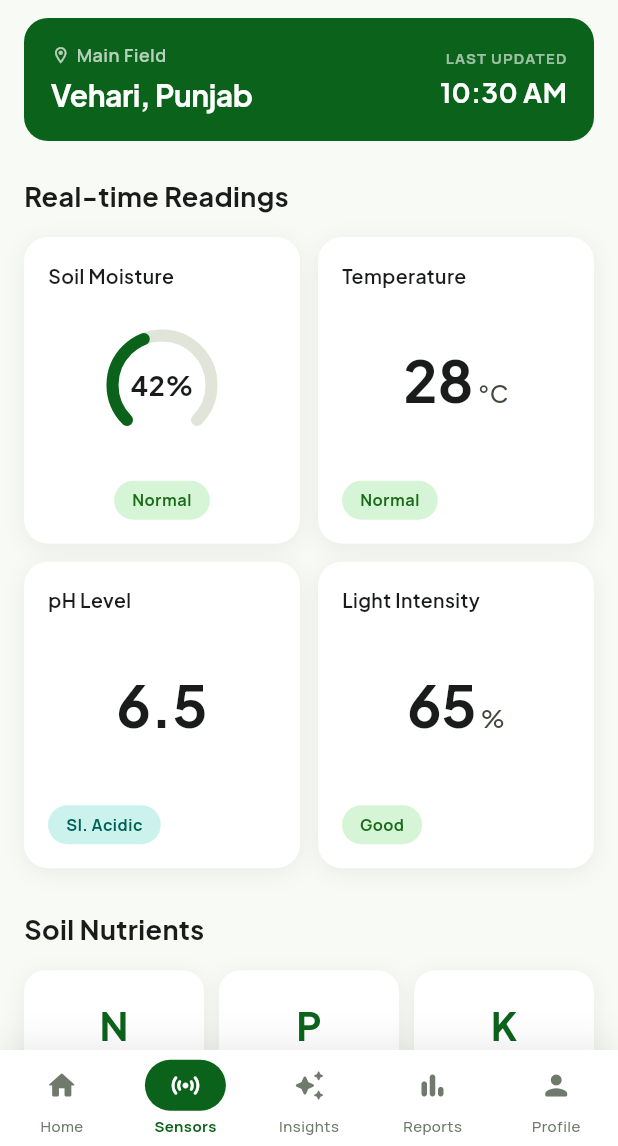
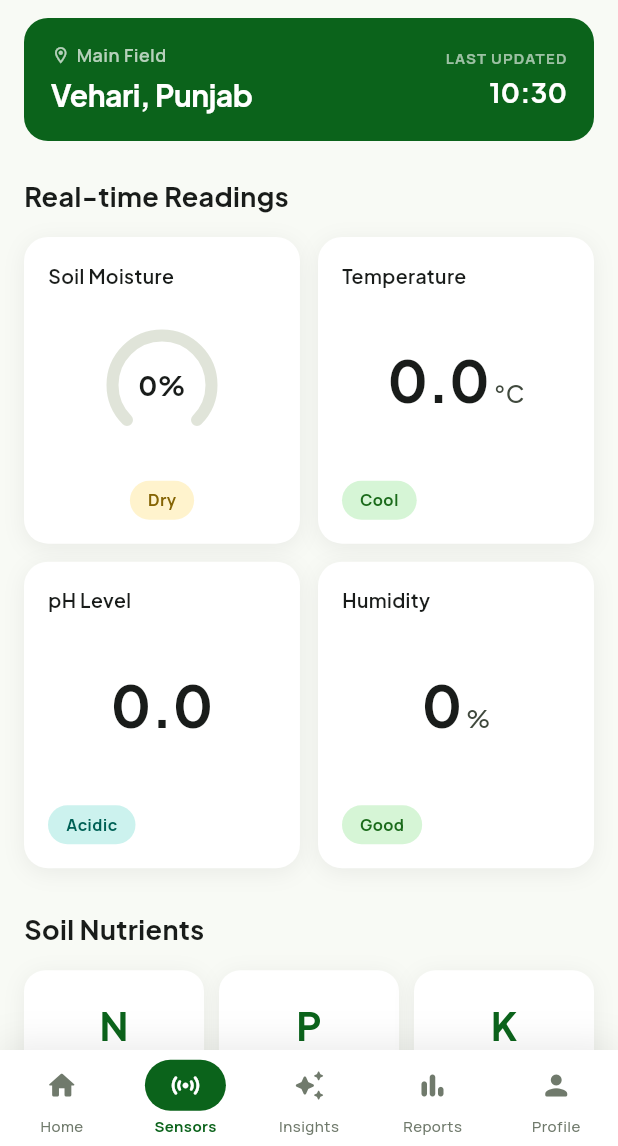
Before and after one commit to aleeza-javed/SmartCrop, a Flutter app: the DashboardScreen screen opened directly, after a tap on "View All", on a phone screen of 412 x 824 dp, the part 90-1236 px from its top. Run offline on Flutter 3.47's test engine with Material 3 defaults, Android fonts, the light colour scheme and no system bars; our stand-ins replace firebase_auth, firebase_core, firebase_database, google_fonts, google_sign_in, image_picker and 1 more; accounts and stored records are empty; network calls fail.

Commit message:
Integrate Firebase Realtime Database for live IoT sensor data on dashboard and sensors tab

```diff
--- /dev/null
+++ b/lib/models/sensor_data.dart
@@ -0,0 +1,76 @@
+class SensorData {
+  final double airHumidity;
+  final double airTemp;
+  final double ec;
+  final double k;
+  final double n;
+  final double p;
+  final double rainPercent;
+  final double soilHumidity;
+  final double soilMoisturePercent;
+  final double soilTemp;
+  final double pH;
+
+  const SensorData({
+    required this.airHumidity,
+    required this.airTemp,
+    required this.ec,
+    required this.k,
+    required this.n,
+    required this.p,
+    required this.rainPercent,
+    required this.soilHumidity,
+    required this.soilMoisturePercent,
+    required this.soilTemp,
+    required this.pH,
+  });
+
+  factory SensorData.fromJson(Map<dynamic, dynamic> json) {
+    return SensorData(
+      airHumidity: (json['AirHumidity'] as num?)?.toDouble() ?? 0,
+      airTemp: (json['AirTemp'] as num?)?.toDouble() ?? 0,
+      ec: (json['EC'] as num?)?.toDouble() ?? 0,
+      k: (json['K'] as num?)?.toDouble() ?? 0,
+      n: (json['N'] as num?)?.toDouble() ?? 0,
+      p: (json['P'] as num?)?.toDouble() ?? 0,
+      rainPercent: (json['RainPercent'] as num?)?.toDouble() ?? 0,
+      soilHumidity: (json['SoilHumidity'] as num?)?.toDouble() ?? 0,
+      soilMoisturePercent: (json['SoilMoisturePercent'] as num?)?.toDouble() ?? 0,
+      soilTemp: (json['SoilTemp'] as num?)?.toDouble() ?? 0,
+      pH: (json['pH'] as num?)?.toDouble() ?? 0,
+    );
+  }
+
+  Map<String, dynamic> toJson() => {
+    'AirHumidity': airHumidity,
+    'AirTemp': airTemp,
+    'EC': ec,
+    'K': k,
+    'N': n,
+    'P': p,
+    'RainPercent': rainPercent,
+    'SoilHumidity': soilHumidity,
+    'SoilMoisturePercent': soilMoisturePercent,
+    'SoilTemp': soilTemp,
+    'pH': pH,
+  };
+}
+
+enum MoistureStatus { optimal, low, dry }
+enum NutrientStatus { adequate, low, high }
+
+extension MoistureStatusX on double {
+  MoistureStatus toMoistureStatus() {
+    if (this >= 40) return MoistureStatus.optimal;
+    if (this >= 20) return MoistureStatus.low;
+    return MoistureStatus.dry;
+  }
+}
+
+extension NutrientLevelX on double {
+  NutrientStatus toNutrientStatus() {
+    if (this >= 20) return NutrientStatus.adequate;
+    if (this >= 10) return NutrientStatus.low;
+    return NutrientStatus.high;
+  }
+}
--- a/lib/screens/dashboard_screen.dart
+++ b/lib/screens/dashboard_screen.dart
@@ -1,7 +1,10 @@
+import 'dart:async';
 import 'package:flutter/material.dart';
 import 'package:flutter/services.dart';
 import 'package:google_fonts/google_fonts.dart';
 import 'package:firebase_auth/firebase_auth.dart';
+import '../models/sensor_data.dart';
+import '../services/sensor_service.dart';
 import '../theme/app_colors.dart';
 import 'sensors_screen.dart';
 import 'insights_tab.dart';
@@ -22,6 +25,9 @@ class DashboardScreen extends StatefulWidget {
 
 class _DashboardScreenState extends State<DashboardScreen> {
   int _selectedTab = 0;
+  final SensorService _sensorService = SensorService();
+  SensorData? _sensorData;
+  StreamSubscription<SensorData>? _subscription;
 
   @override
   void initState() {
@@ -30,6 +36,15 @@ class _DashboardScreenState extends State<DashboardScreen> {
       statusBarColor: Colors.transparent,
       statusBarIconBrightness: Brightness.dark,
     ));
+    _subscription = _sensorService.sensorDataStream().listen((data) {
+      if (mounted) setState(() => _sensorData = data);
+    });
+  }
+
+  @override
+  void dispose() {
+    _subscription?.cancel();
+    super.dispose();
   }
 
   @override
@@ -42,7 +57,10 @@ class _DashboardScreenState extends State<DashboardScreen> {
           _TopBar(topPad: topPad),
           Expanded(
             child: switch (_selectedTab) {
-              0 => _HomeTab(onViewSensors: () => setState(() => _selectedTab = 1)),
+              0 => _HomeTab(
+                  sensorData: _sensorData,
+                  onViewSensors: () => setState(() => _selectedTab = 1),
+                ),
               1 => const SensorsTab(),
               2 => const InsightsTab(),
               3 => const ReportsTab(),
@@ -91,25 +109,28 @@ class _DashboardScreenState extends State<DashboardScreen> {
 // ─── Home Tab ────────────────────────────────────────────────────────────────
 
 class _HomeTab extends StatelessWidget {
+  final SensorData? sensorData;
   final VoidCallback onViewSensors;
-  const _HomeTab({required this.onViewSensors});
+  const _HomeTab({required this.sensorData, required this.onViewSensors});
 
   @override
   Widget build(BuildContext context) {
+    final data = sensorData;
+
     return SingleChildScrollView(
       padding: const EdgeInsets.only(bottom: 32),
       child: Column(
         crossAxisAlignment: CrossAxisAlignment.start,
         children: [
           const SizedBox(height: 24),
-          const Padding(
-            padding: EdgeInsets.symmetric(horizontal: 16),
-            child: _GreetingWeatherRow(),
+          Padding(
+            padding: const EdgeInsets.symmetric(horizontal: 16),
+            child: _GreetingWeatherRow(airTemp: data?.airTemp),
           ),
           const SizedBox(height: 24),
-          const Padding(
-            padding: EdgeInsets.symmetric(horizontal: 16),
-            child: _MainFieldCard(),
+          Padding(
+            padding: const EdgeInsets.symmetric(horizontal: 16),
+            child: _MainFieldCard(sensorData: data),
           ),
           const SizedBox(height: 28),
           Padding(
@@ -142,7 +163,10 @@ class _HomeTab extends StatelessWidget {
           const SizedBox(height: 14),
           Padding(
             padding: const EdgeInsets.symmetric(horizontal: 16),
-            child: _FieldOverviewRow(onTap: onViewSensors),
+            child: _FieldOverviewRow(
+              sensorData: data,
+              onTap: onViewSensors,
+            ),
           ),
           const SizedBox(height: 28),
           Padding(
@@ -162,9 +186,9 @@ class _HomeTab extends StatelessWidget {
             child: _AiRecommendationCard(),
           ),
           const SizedBox(height: 28),
-          const Padding(
-            padding: EdgeInsets.symmetric(horizontal: 16),
-            child: _StatusAlert(),
+          Padding(
+            padding: const EdgeInsets.symmetric(horizontal: 16),
+            child: _StatusAlert(sensorData: data),
           ),
         ],
       ),
@@ -242,10 +266,12 @@ class _TopBar extends StatelessWidget {
 // ─── Greeting + Weather Row ───────────────────────────────────────────────────
 
 class _GreetingWeatherRow extends StatelessWidget {
-  const _GreetingWeatherRow();
+  final double? airTemp;
+  const _GreetingWeatherRow({this.airTemp});
 
   @override
   Widget build(BuildContext context) {
+    final temp = airTemp ?? 28;
     return Row(
       crossAxisAlignment: CrossAxisAlignment.center,
       children: [
@@ -314,7 +340,7 @@ class _GreetingWeatherRow extends StatelessWidget {
               ),
               const SizedBox(height: 8),
               Text(
-                '28°C',
+                '${temp.toStringAsFixed(0)}°C',
                 style: GoogleFonts.plusJakartaSans(
                   fontSize: 18,
                   fontWeight: FontWeight.w700,
@@ -323,7 +349,7 @@ class _GreetingWeatherRow extends StatelessWidget {
               ),
               const SizedBox(height: 2),
               Text(
-                'Partly\nCloudy',
+                temp >= 30 ? 'Warm' : 'Partly\nCloudy',
                 style: GoogleFonts.manrope(
                   fontSize: 11,
                   fontWeight: FontWeight.w600,
@@ -343,10 +369,25 @@ class _GreetingWeatherRow extends StatelessWidget {
 // ─── Main Field Card ──────────────────────────────────────────────────────────
 
 class _MainFieldCard extends StatelessWidget {
-  const _MainFieldCard();
+  final SensorData? sensorData;
+  const _MainFieldCard({this.sensorData});
 
   @override
   Widget build(BuildContext context) {
+    final data = sensorData;
+    final moisture = data?.soilMoisturePercent ?? 42;
+    final temp = data?.airTemp ?? 28;
+    final ph = data?.pH ?? 6.5;
+    final rain = data?.rainPercent ?? 20;
+    final now = DateTime.now();
+    final time =
+        '${now.hour.toString().padLeft(2, '0')}:${now.minute.toString().padLeft(2, '0')}';
+
+    final moistureStatus = moisture >= 40 ? 'NORMAL' : moisture >= 20 ? 'LOW' : 'DRY';
+    final tempStatus = temp >= 25 && temp <= 35 ? 'NORMAL' : temp > 35 ? 'HOT' : 'COOL';
+    final phStatus = ph >= 6.0 && ph <= 7.5 ? 'NEUTRAL' : ph < 6.0 ? 'ACIDIC' : 'ALKALINE';
+    final rainStatus = rain >= 30 ? 'HIGH' : rain >= 10 ? 'LOW' : 'DRY';
+
     return Container(
       padding: const EdgeInsets.fromLTRB(20, 22, 20, 28),
       decoration: BoxDecoration(
@@ -424,7 +465,7 @@ class _MainFieldCard extends StatelessWidget {
                   Row(
                     children: [
                       Text(
-                        '10:30 AM',
+                        time,
                         style: GoogleFonts.plusJakartaSans(
                           fontSize: 13,
                           fontWeight: FontWeight.w700,
@@ -444,25 +485,25 @@ class _MainFieldCard extends StatelessWidget {
           // Circular metrics row
           Row(
             mainAxisAlignment: MainAxisAlignment.spaceAround,
-            children: const [
+            children: [
               _CircularMetric(
                 icon: Icons.water_drop_outlined,
-                value: '42%',
+                value: '${moisture.toStringAsFixed(0)}%',
                 label: 'SOIL\nMOISTURE',
               ),
               _CircularMetric(
                 icon: Icons.thermostat_outlined,
-                value: '28°C',
+                value: '${temp.toStringAsFixed(0)}°C',
                 label: 'TEMPER-\nATURE',
               ),
               _CircularMetricText(
                 text: 'pH',
-                value: '6.5',
+                value: ph.toStringAsFixed(1),
                 label: 'pH LEVEL',
               ),
               _CircularMetric(
                 icon: Icons.cloudy_snowing,
-                value: '20%',
+                value: '${rain.toStringAsFixed(0)}%',
                 label: 'RAIN\nCHANCE',
               ),
             ],
@@ -471,11 +512,11 @@ class _MainFieldCard extends StatelessWidget {
           // Status row
           Row(
             mainAxisAlignment: MainAxisAlignment.spaceAround,
-            children: const [
-              _MetricStatus(label: 'NORMAL'),
-              _MetricStatus(label: 'NORMAL'),
-              _MetricStatus(label: 'ACIDIC'),
-              _MetricStatus(label: 'LOW'),
+            children: [
+              _MetricStatus(label: moistureStatus),
+              _MetricStatus(label: tempStatus),
+              _MetricStatus(label: phStatus),
+              _MetricStatus(label: rainStatus),
             ],
           ),
         ],
@@ -614,22 +655,42 @@ class _MetricStatus extends StatelessWidget {
 // ─── Field Overview Row ───────────────────────────────────────────────────────
 
 class _FieldOverviewRow extends StatelessWidget {
+  final SensorData? sensorData;
   final VoidCallback onTap;
-  const _FieldOverviewRow({required this.onTap});
+  const _FieldOverviewRow({this.sensorData, required this.onTap});
 
   @override
   Widget build(BuildContext context) {
+    final data = sensorData;
+    final n = data?.n ?? 38;
+    final p = data?.p ?? 24;
+    final k = data?.k ?? 210;
+    final hum = data?.airHumidity ?? 65;
+
     return Row(
       children: [
-        Expanded(child: _OverviewCard(top: 'N', value: '38 ppm', status: 'Adequate', onTap: onTap)),
+        Expanded(child: _OverviewCard(top: 'N', value: '${n.toStringAsFixed(0)} ppm', status: n.toNutrientStatus().dashboardLabel, onTap: onTap)),
         const SizedBox(width: 10),
-        Expanded(child: _OverviewCard(top: 'P', value: '24 ppm', status: 'Adequate', onTap: onTap)),
+        Expanded(child: _OverviewCard(top: 'P', value: '${p.toStringAsFixed(0)} ppm', status: p.toNutrientStatus().dashboardLabel, onTap: onTap)),
         const SizedBox(width: 10),
-        Expanded(child: _OverviewCard(top: 'K', value: '210 ppm', status: 'Adequate', onTap: onTap)),
+        Expanded(child: _OverviewCard(top: 'K', value: '${k.toStringAsFixed(0)} ppm', status: k.toNutrientStatus().dashboardLabel, onTap: onTap)),
         const SizedBox(width: 10),
-        Expanded(child: _OverviewCardIcon(icon: Icons.light_mode_outlined, value: '65%', status: 'Good', onTap: onTap)),
+        Expanded(child: _OverviewCardIcon(icon: Icons.light_mode_outlined, value: '${hum.toStringAsFixed(0)}%', status: 'Good', onTap: onTap)),
       ],
     );
+  }
+}
+
+extension on NutrientStatus {
+  String get dashboardLabel {
+    switch (this) {
+      case NutrientStatus.adequate:
+        return 'Adequate';
+      case NutrientStatus.low:
+        return 'Low';
+      case NutrientStatus.high:
+        return 'High';
+    }
   }
 }
 
@@ -865,17 +926,28 @@ class _AiRecommendationCard extends StatelessWidget {
 // ─── Status Alert ─────────────────────────────────────────────────────────────
 
 class _StatusAlert extends StatelessWidget {
-  const _StatusAlert();
+  final SensorData? sensorData;
+  const _StatusAlert({this.sensorData});
 
   @override
   Widget build(BuildContext context) {
+    final data = sensorData;
+    final moisture = data?.soilMoisturePercent ?? 42;
+    final isNormal = moisture >= 40;
+    final icon = isNormal ? Icons.check_circle_outline_rounded : Icons.warning_amber_rounded;
+    final bgColor = isNormal ? const Color(0xFFE8F5E9) : const Color(0xFFFFF3E0);
+    final borderColor = isNormal ? AppColors.primary.withValues(alpha: 0.2) : const Color(0xFFFFCC80).withValues(alpha: 0.4);
+    final iconColor = isNormal ? AppColors.primary : const Color(0xFFE65100);
+    final message = isNormal
+        ? 'Auto Irrigation is Active. Soil moisture is normal. No irrigation needed.'
+        : 'Soil moisture is low (${moisture.toStringAsFixed(0)}%). Consider starting irrigation.';
+
     return Container(
       padding: const EdgeInsets.all(16),
       decoration: BoxDecoration(
-        color: const Color(0xFFE8F5E9),
+        color: bgColor,
         borderRadius: BorderRadius.circular(14),
-        border: Border.all(
-            color: AppColors.primary.withValues(alpha: 0.2), width: 1),
+        border: Border.all(color: borderColor, width: 1),
       ),
       child: Row(
         children: [
@@ -883,16 +955,15 @@ class _StatusAlert extends StatelessWidget {
             width: 34,
             height: 34,
             decoration: BoxDecoration(
-              color: AppColors.primary.withValues(alpha: 0.12),
+              color: iconColor.withValues(alpha: 0.12),
               shape: BoxShape.circle,
             ),
-            child: const Icon(Icons.check_circle_outline_rounded,
-                color: AppColors.primary, size: 18),
+            child: Icon(icon, color: iconColor, size: 18),
           ),
           const SizedBox(width: 12),
           Expanded(
             child: Text(
-              'Auto Irrigation is Active. Soil moisture is normal. No irrigation needed.',
+              message,
               style: GoogleFonts.plusJakartaSans(
                 fontSize: 13,
                 color: AppColors.onBackground,
--- a/lib/screens/sensors_screen.dart
+++ b/lib/screens/sensors_screen.dart
@@ -1,6 +1,9 @@
+import 'dart:async';
 import 'dart:math';
 import 'package:flutter/material.dart';
 import 'package:google_fonts/google_fonts.dart';
+import '../models/sensor_data.dart';
+import '../services/sensor_service.dart';
 import '../theme/app_colors.dart';
 import 'device_pairing_screen.dart';
 import 'sensor_alert_detail_screen.dart';
@@ -13,8 +16,31 @@ class SensorsTab extends StatefulWidget {
 }
 
 class _SensorsTabState extends State<SensorsTab> {
+  final SensorService _sensorService = SensorService();
+  SensorData? _sensorData;
+  StreamSubscription<SensorData>? _subscription;
+
+  @override
+  void initState() {
+    super.initState();
+    _subscription = _sensorService.sensorDataStream().listen((data) {
+      if (mounted) setState(() => _sensorData = data);
+    });
+  }
+
+  @override
+  void dispose() {
+    _subscription?.cancel();
+    super.dispose();
+  }
+
   @override
   Widget build(BuildContext context) {
+    final data = _sensorData;
+    if (data == null) {
+      return const Center(child: CircularProgressIndicator());
+    }
+
     return SingleChildScrollView(
       padding: const EdgeInsets.only(bottom: 32),
       child: Column(
@@ -23,9 +49,11 @@ class _SensorsTabState extends State<SensorsTab> {
           const SizedBox(height: 12),
 
           // ── Location Card ──
-          const Padding(
-            padding: EdgeInsets.symmetric(horizontal: 16),
-            child: _LocationCard(),
+          Padding(
+            padding: const EdgeInsets.symmetric(horizontal: 16),
+            child: _LocationCard(
+              lastUpdated: _formatTime(DateTime.now()),
+            ),
           ),
           const SizedBox(height: 24),
 
@@ -51,25 +79,27 @@ class _SensorsTabState extends State<SensorsTab> {
               crossAxisSpacing: 12,
               mainAxisSpacing: 12,
               childAspectRatio: 0.9,
-              children: const [
-                _SoilMoistureCard(),
+              children: [
+                _SoilMoistureCard(
+                  moisturePercent: data.soilMoisturePercent,
+                ),
                 _SimpleMetricCard(
                   label: 'Temperature',
-                  value: '28',
+                  value: data.airTemp.toStringAsFixed(1),
                   unit: '°C',
-                  status: 'Normal',
+                  status: _tempStatus(data.airTemp),
                   statusColor: _StatusColor.green,
                 ),
                 _SimpleMetricCard(
                   label: 'pH Level',
-                  value: '6.5',
+                  value: data.pH.toStringAsFixed(1),
                   unit: '',
-                  status: 'Sl. Acidic',
+                  status: _pHStatus(data.pH),
                   statusColor: _StatusColor.teal,
                 ),
                 _SimpleMetricCard(
-                  label: 'Light Intensity',
-                  value: '65',
+                  label: 'Humidity',
+                  value: data.airHumidity.toStringAsFixed(0),
                   unit: '%',
                   status: 'Good',
                   statusColor: _StatusColor.green,
@@ -95,20 +125,29 @@ class _SensorsTabState extends State<SensorsTab> {
           Padding(
             padding: const EdgeInsets.symmetric(horizontal: 16),
             child: Row(
-              children: const [
+              children: [
                 Expanded(
                   child: _NutrientCard(
-                      symbol: 'N', value: '38', unit: 'ppm', status: 'Adequate'),
+                      symbol: 'N',
+                      value: data.n.toStringAsFixed(0),
+                      unit: 'ppm',
+                      status: data.n.toNutrientStatus().label),
                 ),
-                SizedBox(width: 10),
+                const SizedBox(width: 10),
                 Expanded(
                   child: _NutrientCard(
-                      symbol: 'P', value: '24', unit: 'ppm', status: 'Adequate'),
+                      symbol: 'P',
+                      value: data.p.toStringAsFixed(0),
+                      unit: 'ppm',
+                      status: data.p.toNutrientStatus().label),
                 ),
-                SizedBox(width: 10),
+                const SizedBox(width: 10),
                 Expanded(
                   child: _NutrientCard(
-                      symbol: 'K', value: '210', unit: 'ppm', status: 'Adequate'),
+                      symbol: 'K',
+                      value: data.k.toStringAsFixed(0),
+                      unit: 'ppm',
+                      status: data.k.toNutrientStatus().label),
                 ),
               ],
             ),
@@ -207,28 +246,15 @@ class _SensorsTabState extends State<SensorsTab> {
             ),
           ),
           const SizedBox(height: 14),
-          const Padding(
-            padding: EdgeInsets.symmetric(horizontal: 16),
+          Padding(
+            padding: const EdgeInsets.symmetric(horizontal: 16),
             child: _DeviceCard(
-              name: 'Moisture-X Hub',
-              serial: '8821-449-1',
-              battery: 0.88,
-              batteryLabel: '88%',
-              icon: Icons.memory_rounded,
-              iconColor: Color(0xFF1565C0),
-              online: true,
-            ),
-          ),
-          const SizedBox(height: 10),
-          const Padding(
-            padding: EdgeInsets.symmetric(horizontal: 16),
-            child: _DeviceCard(
-              name: 'LightNode Pro',
-              serial: '7712-003-A',
-              battery: 0.42,
-              batteryLabel: '42%',
-              icon: Icons.bolt_rounded,
-              iconColor: Color(0xFFF9A825),
+              name: 'Smart Sensor Node',
+              serial: data.n == 0 ? 'N/A' : 'Online',
+              battery: 0.75,
+              batteryLabel: '75%',
+              icon: Icons.sensors_rounded,
+              iconColor: const Color(0xFF1565C0),
               online: true,
             ),
           ),
@@ -236,12 +262,44 @@ class _SensorsTabState extends State<SensorsTab> {
       ),
     );
   }
+
+  String _tempStatus(double temp) {
+    if (temp >= 25 && temp <= 35) return 'Normal';
+    if (temp > 35) return 'Hot';
+    return 'Cool';
+  }
+
+  String _pHStatus(double pH) {
+    if (pH >= 6.0 && pH <= 7.5) return 'Neutral';
+    if (pH < 6.0) return 'Acidic';
+    return 'Alkaline';
+  }
+
+  String _formatTime(DateTime dt) {
+    final h = dt.hour.toString().padLeft(2, '0');
+    final m = dt.minute.toString().padLeft(2, '0');
+    return '$h:$m';
+  }
+}
+
+extension on NutrientStatus {
+  String get label {
+    switch (this) {
+      case NutrientStatus.adequate:
+        return 'Adequate';
+      case NutrientStatus.low:
+        return 'Low';
+      case NutrientStatus.high:
+        return 'High';
+    }
+  }
 }
 
 // ─── Location Card ────────────────────────────────────────────────────────────
 
 class _LocationCard extends StatelessWidget {
-  const _LocationCard();
+  final String lastUpdated;
+  const _LocationCard({required this.lastUpdated});
 
   @override
   Widget build(BuildContext context) {
@@ -300,7 +358,7 @@ class _LocationCard extends StatelessWidget {
               ),
               const SizedBox(height: 3),
               Text(
-                '10:30 AM',
+                lastUpdated,
                 style: GoogleFonts.plusJakartaSans(
                   fontSize: 18,
                   fontWeight: FontWeight.w700,
@@ -318,10 +376,19 @@ class _LocationCard extends StatelessWidget {
 // ─── Soil Moisture Card (with arc gauge) ─────────────────────────────────────
 
 class _SoilMoistureCard extends StatelessWidget {
-  const _SoilMoistureCard();
+  final double moisturePercent;
+  const _SoilMoistureCard({required this.moisturePercent});
 
   @override
   Widget build(BuildContext context) {
+    final fraction = (moisturePercent / 100).clamp(0.0, 1.0);
+    final status = fraction.toMoistureStatus();
+    final (label, color) = switch (status) {
+      MoistureStatus.optimal => ('Optimal', _StatusColor.green),
+      MoistureStatus.low => ('Low', _StatusColor.amber),
+      MoistureStatus.dry => ('Dry', _StatusColor.amber),
+    };
+
     return Container(
       padding: const EdgeInsets.fromLTRB(16, 16, 16, 16),
       decoration: BoxDecoration(
@@ -353,10 +420,10 @@ class _SoilMoistureCard extends StatelessWidget {
             width: 80,
             height: 80,
             child: CustomPaint(
-              painter: _ArcGaugePainter(value: 0.42),
+              painter: _ArcGaugePainter(value: fraction),
               child: Center(
                 child: Text(
-                  '42%',
+                  '${moisturePercent.toStringAsFixed(0)}%',
                   style: GoogleFonts.plusJakartaSans(
                     fontSize: 18,
                     fontWeight: FontWeight.w700,
@@ -366,7 +433,7 @@ class _SoilMoistureCard extends StatelessWidget {
               ),
             ),
           ),
-          _StatusChip(label: 'Normal', color: _StatusColor.green),
+          _StatusChip(label: label, color: color),
         ],
       ),
     );
--- /dev/null
+++ b/lib/services/sensor_service.dart
@@ -0,0 +1,52 @@
+import 'package:firebase_database/firebase_database.dart';
+import '../models/sensor_data.dart';
+
+class SensorService {
+  final DatabaseReference _ref;
+
+  SensorService({String? path})
+      : _ref = FirebaseDatabase.instance.ref(path ?? '/');
+
+  Stream<SensorData> sensorDataStream() {
+    return _ref.onValue.map((event) {
+      final data = event.snapshot.value as Map<dynamic, dynamic>?;
+      if (data == null) {
+        return SensorData(
+          airHumidity: 0,
+          airTemp: 0,
+          ec: 0,
+          k: 0,
+          n: 0,
+          p: 0,
+          rainPercent: 0,
+          soilHumidity: 0,
+          soilMoisturePercent: 0,
+          soilTemp: 0,
+          pH: 0,
+        );
+      }
+      return SensorData.fromJson(data);
+    });
+  }
+
+  Future<SensorData> getLatestData() async {
+    final snapshot = await _ref.get();
+    final data = snapshot.value as Map<dynamic, dynamic>?;
+    if (data == null) {
+      return SensorData(
+        airHumidity: 0,
+        airTemp: 0,
+        ec: 0,
+        k: 0,
+        n: 0,
+        p: 0,
+        rainPercent: 0,
+        soilHumidity: 0,
+        soilMoisturePercent: 0,
+        soilTemp: 0,
+        pH: 0,
+      );
+    }
+    return SensorData.fromJson(data);
+  }
+}
--- a/pubspec.yaml
+++ b/pubspec.yaml
@@ -38,6 +38,7 @@ dependencies:
   image_picker: ^1.0.0
   firebase_core: ^3.12.1
   firebase_auth: ^5.5.1
+  firebase_database: ^11.3.1
   google_sign_in: ^6.3.0
 
 dev_dependencies:
```
Also changed, not shown: pubspec.lock.
